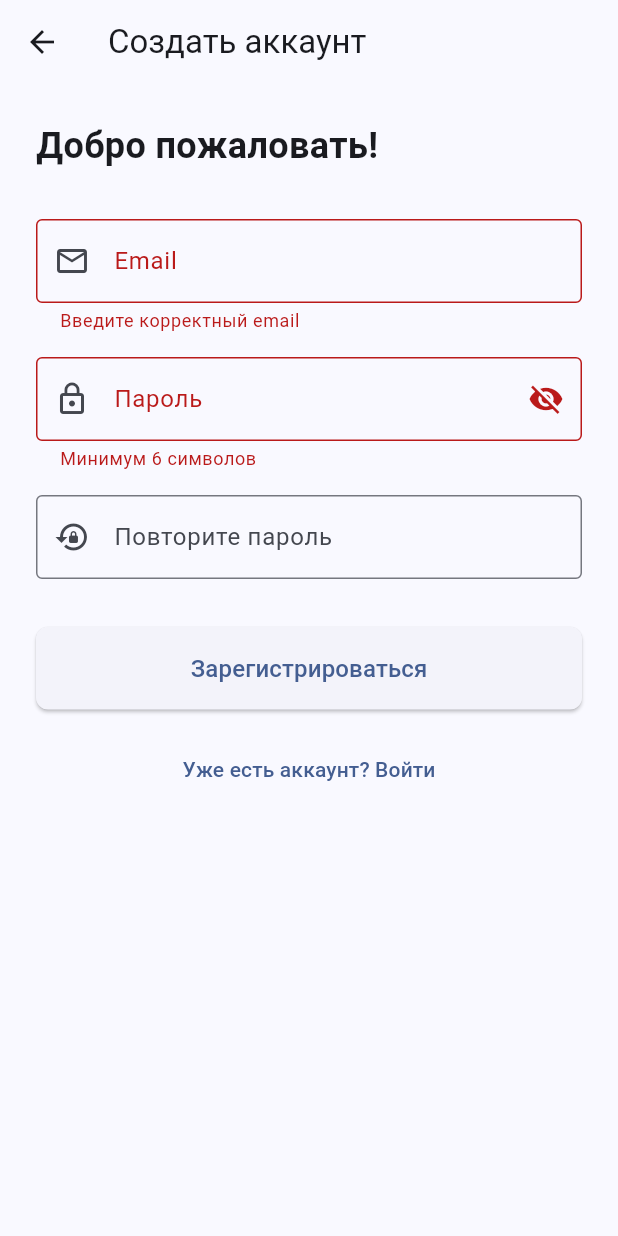
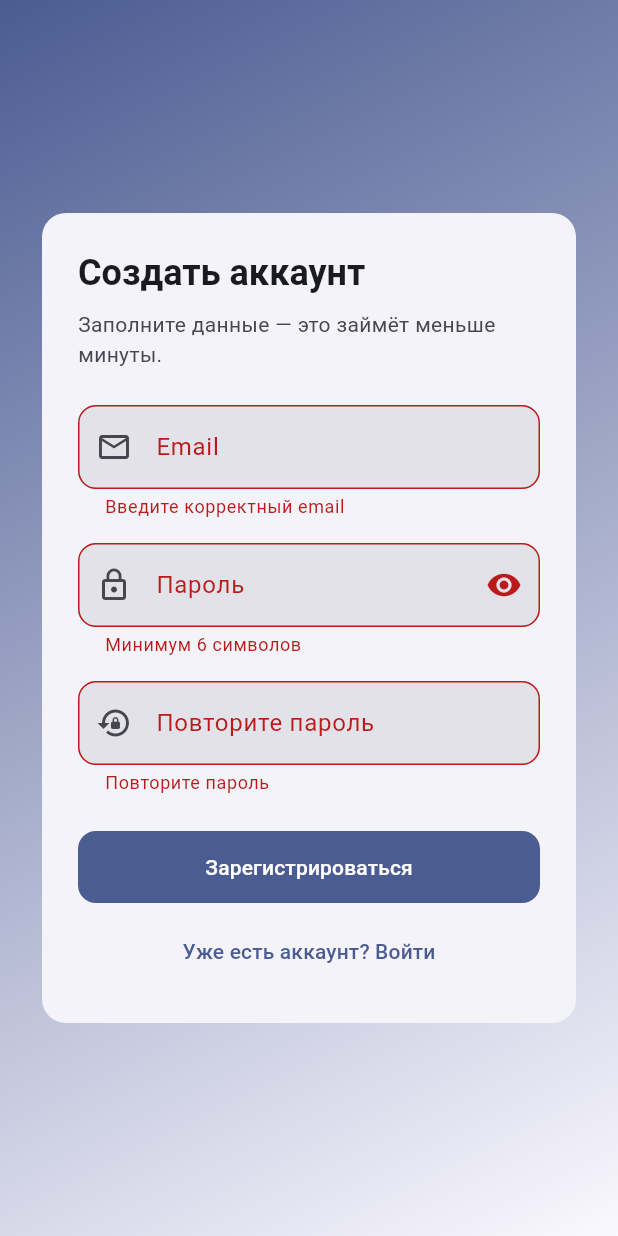
Before and after one commit to MuratovBaiel12/FlutterRegistration, a Flutter app: the RegisterPage screen opened by its route, after a tap on "Зарегистрироваться", on a phone screen of 412 x 824 dp. Run offline on Flutter 3.47's test engine with Material 3 defaults, Android fonts, the phone set to English and light mode, and no system bars.

Commit message:
ver 1.0.2

```diff
--- /dev/null
+++ b/lib/auth_shell.dart
@@ -0,0 +1,79 @@
+import 'package:flutter/material.dart';
+
+class AuthShell extends StatelessWidget {
+  final String title;
+  final String? subtitle;
+  final Widget child;
+  final Widget? footer;
+
+  const AuthShell({
+    super.key,
+    required this.title,
+    this.subtitle,
+    required this.child,
+    this.footer,
+  });
+
+  @override
+  Widget build(BuildContext context) {
+    final theme = Theme.of(context);
+    final colorScheme = theme.colorScheme;
+
+    return Scaffold(
+      body: Container(
+        decoration: BoxDecoration(
+          gradient: LinearGradient(
+            begin: Alignment.topLeft,
+            end: Alignment.bottomRight,
+            colors: [
+              colorScheme.primary.withValues(alpha: 36),
+              colorScheme.surface,
+            ],
+          ),
+        ),
+        child: SafeArea(
+          child: Center(
+            child: SingleChildScrollView(
+              padding: const EdgeInsets.all(24),
+              child: ConstrainedBox(
+                constraints: const BoxConstraints(maxWidth: 480),
+                child: Card(
+                  elevation: 0,
+                  child: Padding(
+                    padding: const EdgeInsets.all(24),
+                    child: Column(
+                      crossAxisAlignment: CrossAxisAlignment.stretch,
+                      children: [
+                        Text(
+                          title,
+                          style: theme.textTheme.headlineSmall?.copyWith(
+                            fontWeight: FontWeight.w700,
+                          ),
+                        ),
+                        if (subtitle != null) ...[
+                          const SizedBox(height: 8),
+                          Text(
+                            subtitle!,
+                            style: theme.textTheme.bodyMedium?.copyWith(
+                              color: colorScheme.onSurfaceVariant,
+                            ),
+                          ),
+                        ],
+                        const SizedBox(height: 24),
+                        child,
+                        if (footer != null) ...[
+                          const SizedBox(height: 8),
+                          footer!,
+                        ],
+                      ],
+                    ),
+                  ),
+                ),
+              ),
+            ),
+          ),
+        ),
+      ),
+    );
+  }
+}
--- a/lib/register_page.dart
+++ b/lib/register_page.dart
@@ -1,4 +1,6 @@
 import 'package:flutter/material.dart';
+
+import 'auth_shell.dart';
 
 class RegisterPage extends StatefulWidget {
   const RegisterPage({super.key});
@@ -17,7 +19,7 @@
   final _formKey = GlobalKey<FormState>();
 
   // Переменная для скрытия/показа пароля
-  bool _isPasswordVisible = false;
+  bool _showPasswords = false;
 
   @override
   void dispose() {
@@ -32,7 +34,7 @@
     // Аналог preventDefault() и проверки валидности в JS
     if (_formKey.currentState!.validate()) {
       // Здесь вызываем API (например, Firebase или твой Backend)
-      print("Регистрация пользователя: ${_emailController.text}");
+      debugPrint("Регистрация пользователя: ${_emailController.text}");
 
       ScaffoldMessenger.of(context).showSnackBar(
         const SnackBar(content: Text('Регистрация прошла успешно!')),
@@ -42,99 +44,89 @@
 
   @override
   Widget build(BuildContext context) {
-    return Scaffold(
-      appBar: AppBar(title: const Text('Создать аккаунт')),
-      body: SafeArea(
-        child: SingleChildScrollView( // Чтобы клавиатура не перекрывала поля (как overflow-y: auto)
-          padding: const EdgeInsets.all(24.0),
+    return AuthShell(
+      title: 'Создать аккаунт',
+      subtitle: 'Заполните данные — это займёт меньше минуты.',
+      footer: TextButton(
+        onPressed: () => Navigator.pop(context),
+        child: const Text('Уже есть аккаунт? Войти'),
+      ),
+      child: AutofillGroup(
         child: Form(
           key: _formKey,
+          autovalidateMode: AutovalidateMode.onUserInteraction,
           child: Column(
             crossAxisAlignment: CrossAxisAlignment.stretch,
             children: [
-                const Text(
-                  'Добро пожаловать!',
-                  style: TextStyle(fontSize: 24, fontWeight: FontWeight.bold),
-                ),
-                const SizedBox(height: 32),
-
-                // Поле Email
               TextFormField(
                 controller: _emailController,
                 keyboardType: TextInputType.emailAddress,
+                textInputAction: TextInputAction.next,
+                autofillHints: const [AutofillHints.email],
                 decoration: const InputDecoration(
                   labelText: 'Email',
                   prefixIcon: Icon(Icons.email_outlined),
-                    border: OutlineInputBorder(),
                 ),
                 validator: (value) {
-                    if (value == null || !value.contains('@')) {
+                  final email = (value ?? '').trim();
+                  if (!email.contains('@') || email.length < 5) {
                     return 'Введите корректный email';
                   }
                   return null;
                 },
               ),
               const SizedBox(height: 16),
-
-                // Поле Пароль
               TextFormField(
                 controller: _passwordController,
-                  obscureText: !_isPasswordVisible,
+                obscureText: !_showPasswords,
+                textInputAction: TextInputAction.next,
+                autofillHints: const [AutofillHints.newPassword],
                 decoration: InputDecoration(
                   labelText: 'Пароль',
                   prefixIcon: const Icon(Icons.lock_outline),
-                    border: const OutlineInputBorder(),
                   suffixIcon: IconButton(
-                      icon: Icon(_isPasswordVisible ? Icons.visibility : Icons.visibility_off),
-                      onPressed: () => setState(() => _isPasswordVisible = !_isPasswordVisible),
+                    tooltip: _showPasswords ? 'Скрыть пароль' : 'Показать пароль',
+                    icon: Icon(
+                      _showPasswords ? Icons.visibility_off : Icons.visibility,
+                    ),
+                    onPressed: () => setState(() => _showPasswords = !_showPasswords),
                   ),
                 ),
                 validator: (value) {
-                    if (value == null || value.length < 6) {
+                  final password = value ?? '';
+                  if (password.length < 6) {
                     return 'Минимум 6 символов';
                   }
                   return null;
                 },
               ),
               const SizedBox(height: 16),
-
-                // Поле Подтверждение пароля
               TextFormField(
                 controller: _confirmPasswordController,
-                  obscureText: true,
+                obscureText: !_showPasswords,
+                textInputAction: TextInputAction.done,
+                autofillHints: const [AutofillHints.newPassword],
                 decoration: const InputDecoration(
                   labelText: 'Повторите пароль',
                   prefixIcon: Icon(Icons.lock_reset),
-                    border: OutlineInputBorder(),
                 ),
+                onFieldSubmitted: (_) => _submitForm(),
                 validator: (value) {
+                  if ((value ?? '').isEmpty) {
+                    return 'Повторите пароль';
+                  }
                   if (value != _passwordController.text) {
                     return 'Пароли не совпадают';
                   }
                   return null;
                 },
               ),
-                const SizedBox(height: 32),
-
-                // Кнопка регистрации
-                ElevatedButton(
+              const SizedBox(height: 24),
+              FilledButton(
                 onPressed: _submitForm,
-                  style: ElevatedButton.styleFrom(
-                    padding: const EdgeInsets.symmetric(vertical: 16),
-                    shape: RoundedRectangleBorder(borderRadius: BorderRadius.circular(8)),
-                  ),
-                  child: const Text('Зарегистрироваться', style: TextStyle(fontSize: 16)),
-                ),
-
-                const SizedBox(height: 16),
-
-                // Ссылка на вход (если уже есть аккаунт)
-                TextButton(
-                  onPressed: () => Navigator.pop(context),
-                  child: const Text('Уже есть аккаунт? Войти'),
+                child: const Text('Зарегистрироваться'),
               ),
             ],
-            ),
           ),
         ),
       ),
```
Also changed, not shown: lib/main.dart (+83 -14 lines), 1 other file. Lines whose indentation alone changed are shown as unchanged.
